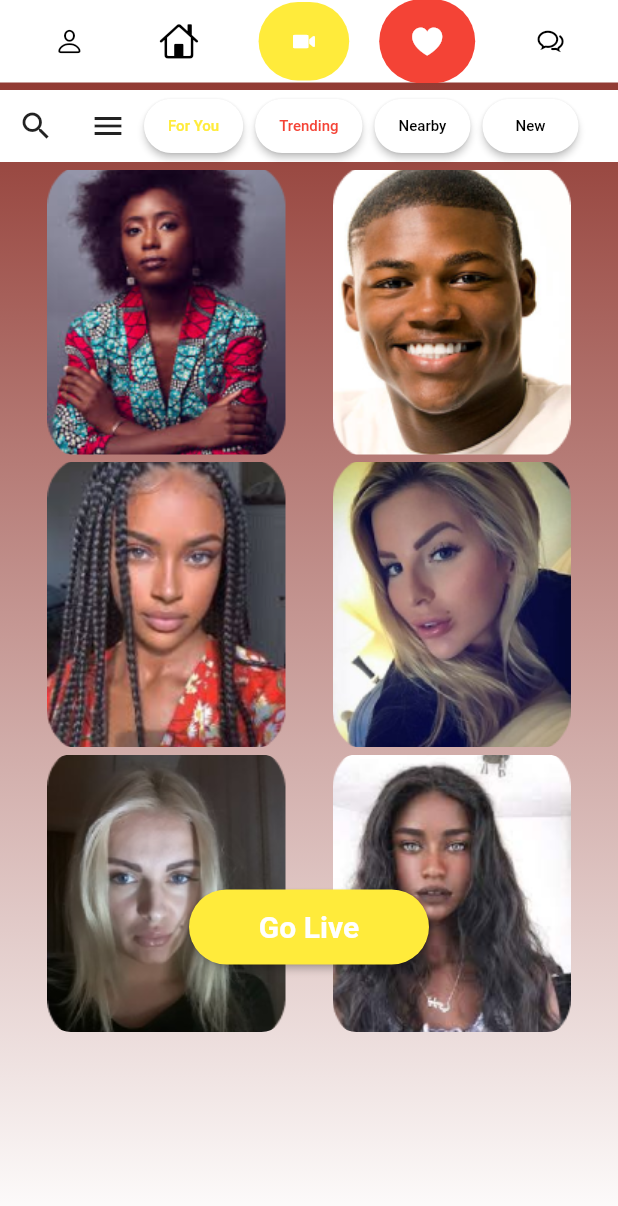
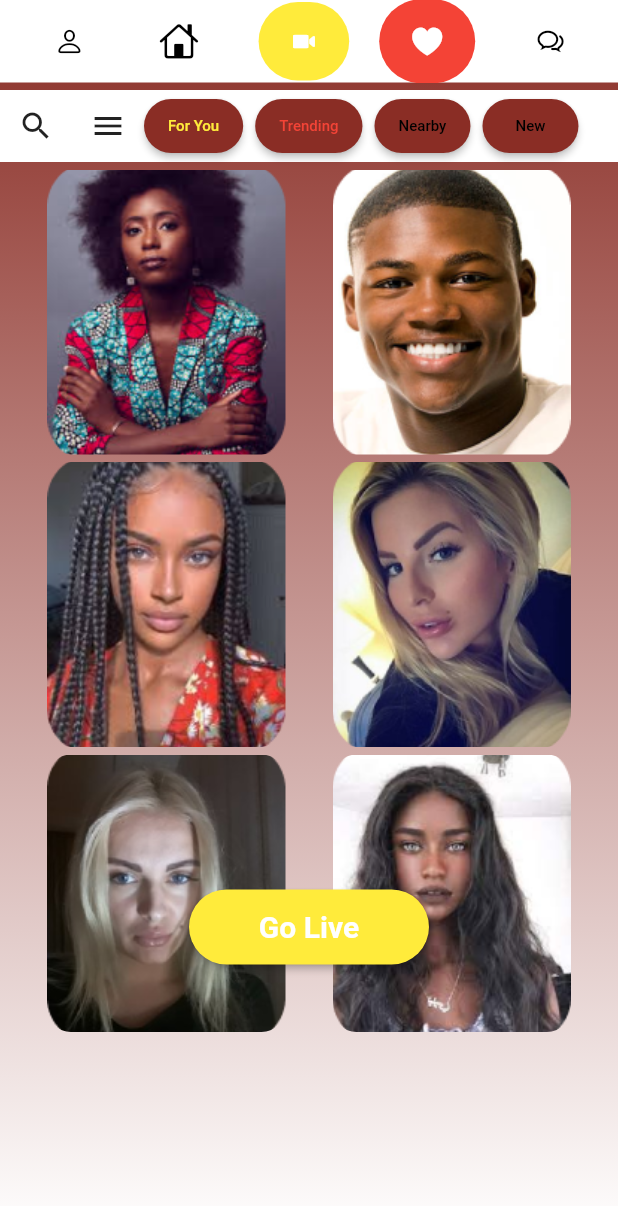
Before and after one commit to talhanaeem347/Poly-PlayGround, a Flutter app: the Home screen opened by its route, on a phone screen of 412 x 824 dp. Shown: the top 1206 px of the screen. Run offline on Flutter 3.47's test engine with Material 2 defaults, Android fonts, the phone set to English and light mode, and no system bars.

Commit message:
routing implement

```diff
--- a/lib/custom.dart
+++ b/lib/custom.dart
@@ -46,22 +46,26 @@ class CustomButton extends StatelessWidget {
   final FontWeight fontWeight;
   final Color background;
   final Color foreground;
+  final String path;
 
   const CustomButton({
     super.key,
     required this.child,
     this.fontWeight = FontWeight.w500,
-    this.width = 120,
-    this.height = 50,this.color=const  Color(0xFFFFFFFF),
+    this.width = 160,
+    this.height = 50,this.color=const  Color(0xFF8A2D25),
     this.background = Colors.white,
     this.foreground = Colors.black,
+    this.path = "",
   });
 
   @override
   Widget build(BuildContext context) {
     return Container(
       child: ElevatedButton(
-        onPressed: () {},
+        onPressed: () {
+          Navigator.pushNamed(context, path);
+        },
         child: child,
         style: ElevatedButton.styleFrom(
           //minimumSize: Size(width, height),
@@ -144,12 +148,7 @@ class MyIconButton extends StatelessWidget {
         color: color,
       ),
       child: CupertinoButton(
-        // child: const Icon(
-        //   // CupertinoIcons.heart_solid,
-        //
-        //   color: Colors.white,
-        //
-        // ),
+
         child: icon,
         onPressed: () => onPressed,
       ),
--- a/lib/main.dart
+++ b/lib/main.dart
@@ -1,4 +1,5 @@
 import 'package:poly_playground/ui/auth/loginsignup/login.dart';
+import 'package:poly_playground/ui/auth/loginsignup/loginwithphone.dart';
 import 'package:poly_playground/ui/splash.dart';
 
 import 'Home.dart';
@@ -26,7 +27,9 @@ class MyApp extends StatelessWidget {
 
       initialRoute: '/',
         routes: {
-        '/login' : (context) =>  LogIn(),
+          '/login' : (context) =>  LogIn(),
+          '/login_with_phone' : (context) =>  const LoginWithPhone(),
+
 
           '/': (context) => Splash(),
           '/profile': (context) => chat2(),
```
